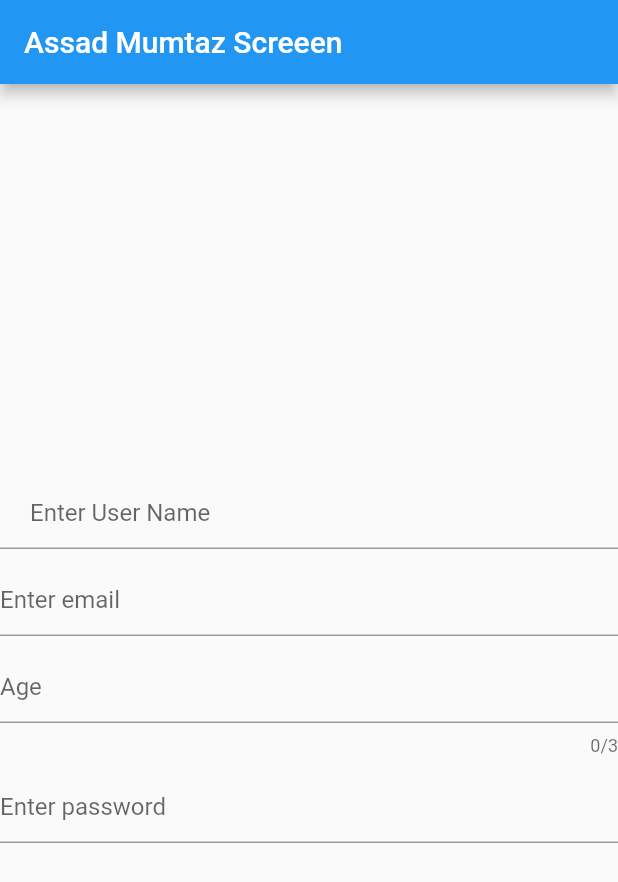
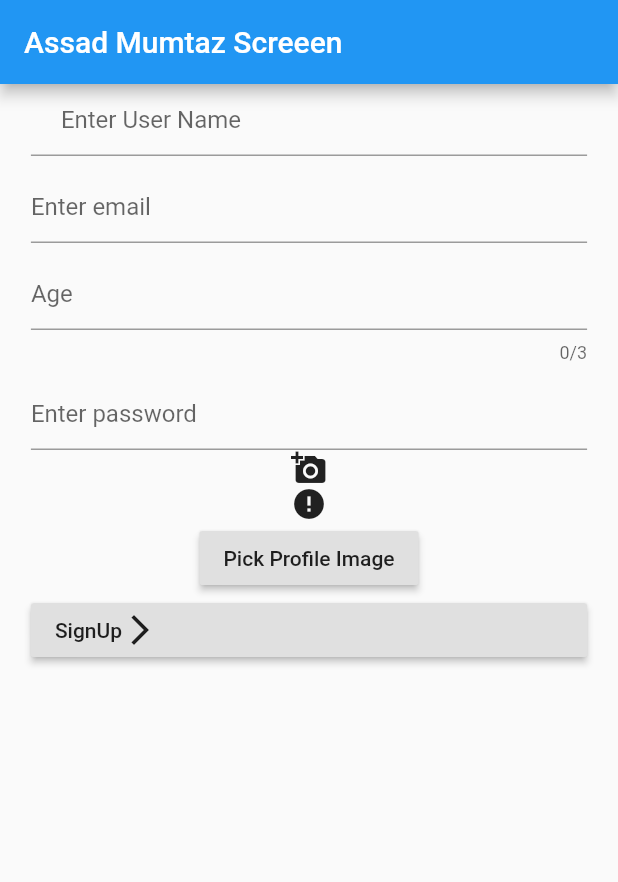
Before and after one commit to kashifg4171/demo_app, a Flutter app: the screen it shows after launch, on a phone screen of 412 x 824 dp. Shown: the top 882 px of the screen. Run offline on Flutter 3.47's test engine with Material 2 defaults, Android fonts, the phone set to English and light mode, and no system bars; drawn by our look-alikes of cached_network_image; our stand-ins replace fluttertoast, image_picker; network calls fail.

Commit message:
17june2020
17june2020

```diff
--- a/lib/signInscreen.dart
+++ b/lib/signInscreen.dart
@@ -1,5 +1,10 @@
+import 'dart:io';
+
+import 'package:cached_network_image/cached_network_image.dart';
 import 'package:flutter/material.dart';
 import 'package:flutter/services.dart';
+import 'package:fluttertoast/fluttertoast.dart';
+import 'package:image_picker/image_picker.dart';
 
 class SinginScreen extends StatefulWidget {
   String previousName;
@@ -10,8 +15,24 @@ class SinginScreen extends StatefulWidget {
 }
 
 class SinginScreenState extends State<SinginScreen> {
-  GlobalKey fkey;
+  final fkey=GlobalKey<FormState>();
   static var age;
+  final userName=TextEditingController();
+  final email=TextEditingController();
+  final ageController=TextEditingController();
+  final passwordController=TextEditingController();
+
+  File _image;
+  final picker = ImagePicker();
+
+  Future getImage() async {
+    final pickedFile = await picker.getImage(source: ImageSource.gallery);
+
+    setState(() {
+      _image = File(pickedFile.path);
+    });
+  }
+
   @override
   Widget build(BuildContext context) {
 
@@ -19,7 +40,14 @@ class SinginScreenState extends State<SinginScreen> {
     return Scaffold(
       appBar: AppBar(title: Text('${widget.previousName} Screeen'),),
       body:
-        Column(
+        SingleChildScrollView(
+          child: Align(
+            alignment: Alignment.center,
+            child: Container(
+
+
+              width: MediaQuery.of(context).size.width * 0.9,
+              child: Column(
                 mainAxisAlignment: MainAxisAlignment.center,
                 children: [
                 // Container(
@@ -31,6 +59,14 @@ class SinginScreenState extends State<SinginScreen> {
                   child: Column(
                     children: [
                       TextFormField(
+                        controller: userName,
+                        validator: (input){
+                          if(input.length < 3){
+                            return "Username is too short.";
+                          }else{
+                            return null;
+                          }
+                        },
                         decoration: InputDecoration(
                           hintText: "Enter User Name",
                           contentPadding: EdgeInsets.only(left: 20)
@@ -38,6 +74,10 @@ class SinginScreenState extends State<SinginScreen> {
                       ),
                       SizedBox(height: 10,),
                       TextFormField(
+                        controller: email,
+                        validator: (input){
+                          return validateEmail(input);
+                        },
                         keyboardType: TextInputType.emailAddress,
                         decoration: InputDecoration(
                           hintText: "Enter email"
@@ -45,6 +85,7 @@ class SinginScreenState extends State<SinginScreen> {
                       ),
                       SizedBox(height: 10,),
                       TextFormField(
+                        controller: ageController,
                         keyboardType: TextInputType.number,
                         inputFormatters: [
                           WhitelistingTextInputFormatter.digitsOnly
@@ -57,17 +98,99 @@ class SinginScreenState extends State<SinginScreen> {
                       ),
                       SizedBox(height: 10,),
                       TextFormField(
+                        controller: passwordController,
+                        validator: (input){
+                          return input.length<8?"Password must be greater than 7 charaters":null;
+                        },
                         obscureText: true,
                         decoration: InputDecoration(
                           hintText: "Enter password"
                         ),
                       ),
 
+                      Container(
+                        child: _image==null?Icon(Icons.add_a_photo):Image.file(_image),
+                      ),
+                      Container(
+                        child: CachedNetworkImage(
+                            imageUrl: "https://www.comsats.edu.pk/img/25.jpg",
+                            imageBuilder: (context, imageProvider) => Container(
+                              decoration: BoxDecoration(
+                                image: DecorationImage(
+                                    image: imageProvider,
+                                    fit: BoxFit.cover,
+                                    colorFilter:
+                                        ColorFilter.mode(Colors.red, BlendMode.colorBurn)),
+                              ),
+                            ),
+                            placeholder: (context, url) => CircularProgressIndicator(),
+                            errorWidget: (context, url, error) => Icon(Icons.error),
+                        ),
+                      ),
+                      RaisedButton(
+                        onPressed: (){
+                          // picker.getImage(source: ImageSource.camera).then((value) {
+                          //   _image=File(value.path);
+                          // });
+                          getImage();
+                        },
+                        child: Text('Pick Profile Image'),
+                      )
 
                     ],
                   ),
-          )
-        ],)
+                ),
+                RaisedButton(
+                  onPressed: (){
+                    print('''
+                    User Name: ${userName.text},
+                    Email : ${email.text}
+                    ''');
+
+                    // FormState fs=fkey.currentState;
+                    if(userName.text.isNotEmpty){
+                      print('My form is valid');
+                    }else{
+                      print('My form data is invalid!');
+                      Fluttertoast.showToast(
+                        msg: "User name is empty!",
+                        toastLength: Toast.LENGTH_LONG,
+                        gravity: ToastGravity.CENTER,
+                        timeInSecForIosWeb: 3,
+                        backgroundColor: Colors.black,
+                        textColor: Colors.white,
+                        fontSize: 16.0
                     );
                     }
+                  },
+                  child: Row(
+                    children: [
+                      Text('SignUp'),
+                      Icon(Icons.arrow_forward_ios)
+                    ],
+                  ),
+                )
+
+              ],),
+            ),
+          ),
+        )
+    );
   }
+
+  String validateEmail(String value) {
+    print("validateEmail : $value ");
+
+    if (value.isEmpty) return "enter email";
+
+    Pattern pattern =
+        r'^(([^<>()[\]\\.,;:\s@\"]+(\.[^<>()[\]\\.,;:\s@\"]+)*)|(\".+\"))@((\[[0-9]{1,3}\.[0-9]{1,3}\.[0-9]{1,3}\.[0-9]{1,3}\])|(([a-zA-Z\-0-9]+\.)+[a-zA-Z]{2,}))$';
+
+    RegExp regex = new RegExp(pattern);
+
+    if (!regex.hasMatch(value.trim())) {
+      return "the email address is not valid";
+    }
+    return null;
+  }
+}
--- a/pubspec.yaml
+++ b/pubspec.yaml
@@ -28,6 +28,9 @@ dependencies:
   # The following adds the Cupertino Icons font to your application.
   # Use with the CupertinoIcons class for iOS style icons.
   cupertino_icons: ^0.1.3
+  fluttertoast: ^4.0.1
+  image_picker: ^0.6.7+2
+  cached_network_image: ^2.2.0+1
 
 dev_dependencies:
   flutter_test:
```
Also changed, not shown: pubspec.lock, 1 other file. Lines whose indentation alone changed are shown as unchanged.
